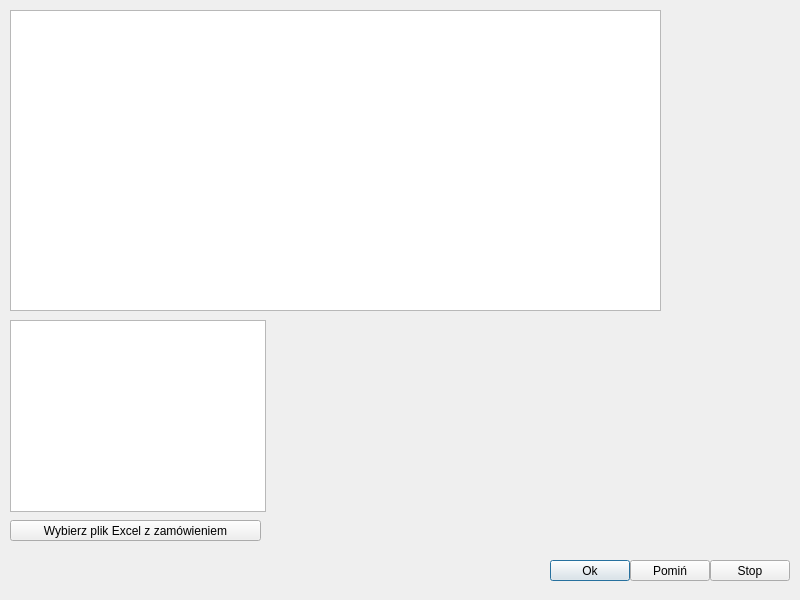
First picture: the form in zamgenerator.ui, repository Fastus001/Zamowienia, before the edit.
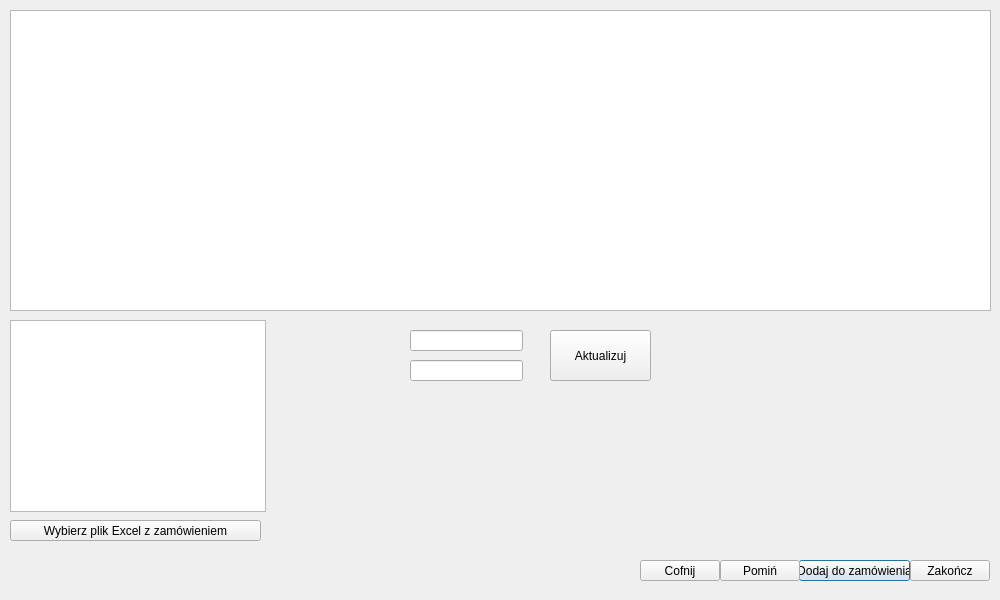
Second picture: the form after the edit.

What changed in the file:
```diff
--- a/zamgenerator.ui
+++ b/zamgenerator.ui
@@ -6,7 +6,7 @@
    <rect>
     <x>0</x>
     <y>0</y>
-    <width>800</width>
+    <width>1000</width>
     <height>600</height>
    </rect>
   </property>
@@ -16,33 +16,33 @@
   <widget class="QPushButton" name="okButton">
    <property name="geometry">
     <rect>
-     <x>550</x>
+     <x>799</x>
      <y>560</y>
-     <width>80</width>
+     <width>111</width>
      <height>21</height>
     </rect>
    </property>
    <property name="text">
-    <string>Ok</string>
+    <string>Dodaj do zamówienia</string>
    </property>
   </widget>
   <widget class="QPushButton" name="stopButton">
    <property name="geometry">
     <rect>
-     <x>710</x>
+     <x>910</x>
      <y>560</y>
      <width>80</width>
      <height>21</height>
     </rect>
    </property>
    <property name="text">
-    <string>Stop</string>
+    <string>Zakończ</string>
    </property>
   </widget>
   <widget class="QPushButton" name="nextButton">
    <property name="geometry">
     <rect>
-     <x>630</x>
+     <x>720</x>
      <y>560</y>
      <width>80</width>
      <height>21</height>
@@ -67,7 +67,7 @@
     <rect>
      <x>10</x>
      <y>10</y>
-     <width>651</width>
+     <width>981</width>
      <height>301</height>
     </rect>
    </property>
@@ -85,6 +85,52 @@
     <string>Wybierz plik Excel z zamówieniem</string>
    </property>
   </widget>
+  <widget class="QPushButton" name="backButton">
+   <property name="geometry">
+    <rect>
+     <x>640</x>
+     <y>560</y>
+     <width>80</width>
+     <height>21</height>
+    </rect>
+   </property>
+   <property name="text">
+    <string>Cofnij</string>
+   </property>
+  </widget>
+  <widget class="QLineEdit" name="lineItemNumber">
+   <property name="geometry">
+    <rect>
+     <x>410</x>
+     <y>330</y>
+     <width>113</width>
+     <height>21</height>
+    </rect>
+   </property>
+  </widget>
+  <widget class="QLineEdit" name="lineCtnsOrder">
+   <property name="geometry">
+    <rect>
+     <x>410</x>
+     <y>360</y>
+     <width>113</width>
+     <height>21</height>
+    </rect>
+   </property>
+  </widget>
+  <widget class="QPushButton" name="updateSelectedIdList">
+   <property name="geometry">
+    <rect>
+     <x>550</x>
+     <y>330</y>
+     <width>101</width>
+     <height>51</height>
+    </rect>
+   </property>
+   <property name="text">
+    <string>Aktualizuj</string>
+   </property>
+  </widget>
  </widget>
  <resources/>
  <connections>
```
